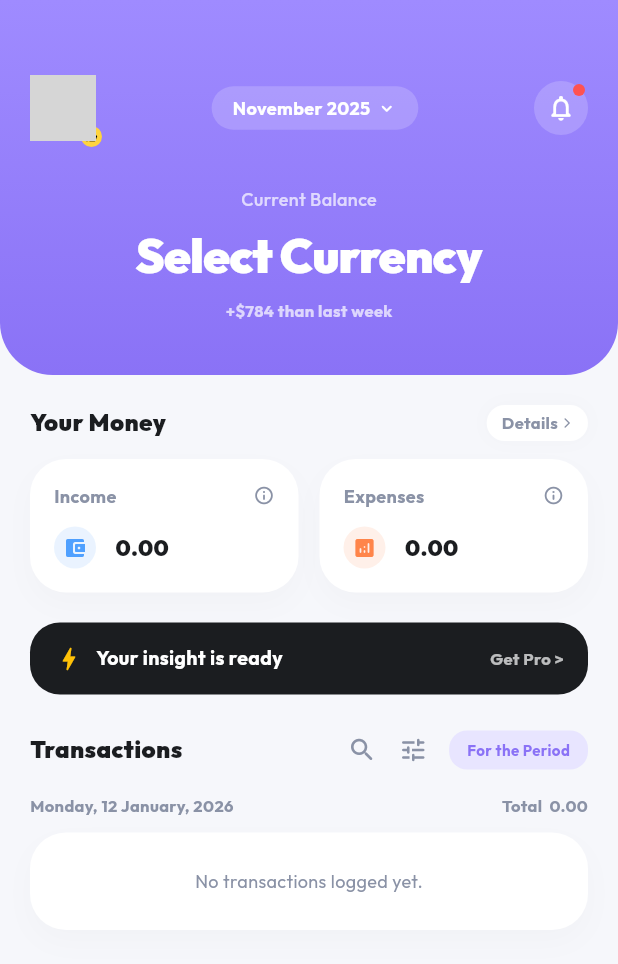
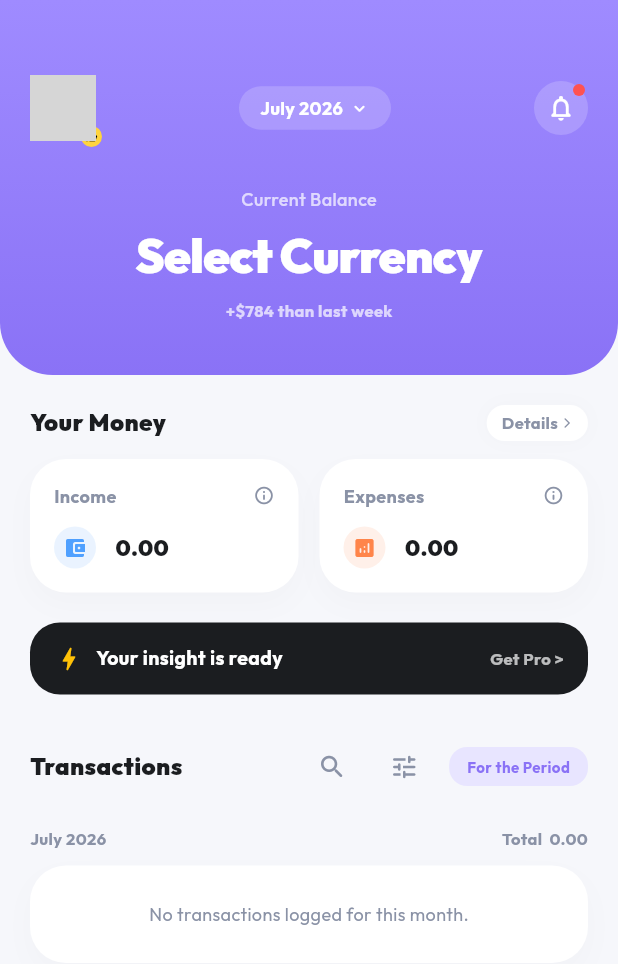
Before and after one commit to RukshanAmodya/Moni, a Flutter app: the DashboardScreen screen opened directly, on a phone screen of 412 x 824 dp. Shown: the top 964 px of the screen. Run offline on Flutter 3.47's test engine with Material 3 defaults, Android fonts, the light colour scheme and no system bars; our stand-ins replace cloud_firestore, firebase_auth, firebase_core, google_fonts, local_auth, shared_preferences; accounts and stored records are empty; network calls fail; grey boxes are pictures that could not be loaded.

Commit message:
UI & Logic: Implement month selector date filter on Dashboard, bind interactive headers, and wire search and filter buttons

```diff
--- a/lib/screens/dashboard_screen.dart
+++ b/lib/screens/dashboard_screen.dart
@@ -6,6 +6,8 @@ import '../theme/moni_theme.dart';
 import '../models/finance_models.dart';
 import 'wallet_details_screen.dart';
 import '../widgets/currency_selector_sheet.dart';
+import 'navigation_holder.dart';
+import 'reports_export_screen.dart';
 
 class DashboardScreen extends StatefulWidget {
   const DashboardScreen({super.key});
@@ -15,17 +17,38 @@ class DashboardScreen extends StatefulWidget {
 }
 
 class _DashboardScreenState extends State<DashboardScreen> {
+  DateTime _selectedMonth = DateTime.now();
+
+  Future<void> _selectMonth(BuildContext context) async {
+    final DateTime? picked = await showDatePicker(
+      context: context,
+      initialDate: _selectedMonth,
+      firstDate: DateTime(2020),
+      lastDate: DateTime(2100),
+      helpText: 'Select Period Month',
+    );
+    if (picked != null) {
+      setState(() {
+        _selectedMonth = DateTime(picked.year, picked.month);
+      });
+    }
+  }
+
   @override
   Widget build(BuildContext context) {
     final finance = Provider.of<FinanceProvider>(context);
     final currencySymbol = finance.currency;
 
+    final selectedMonthTxs = finance.transactions.where((tx) {
+      return tx.date.year == _selectedMonth.year && tx.date.month == _selectedMonth.month;
+    }).toList();
+
     // Filter sum calculations
-    double totalExpenses = finance.transactions
+    double totalExpenses = selectedMonthTxs
         .where((tx) => tx.type == 'expense')
         .fold(0.0, (sum, tx) => sum + tx.amount);
 
-    double totalIncome = finance.transactions
+    double totalIncome = selectedMonthTxs
         .where((tx) => tx.type == 'income')
         .fold(0.0, (sum, tx) => sum + tx.amount);
 
@@ -60,7 +83,11 @@ class _DashboardScreenState extends State<DashboardScreen> {
                     mainAxisAlignment: MainAxisAlignment.spaceBetween,
                     children: [
                       // User Avatar with Thumbs-up Badge
-                      Stack(
+                      GestureDetector(
+                        onTap: () {
+                          context.findAncestorStateOfType<NavigationHolderState>()?.setIndex(3);
+                        },
+                        child: Stack(
                           clipBehavior: Clip.none,
                           children: [
                             Container(
@@ -89,29 +116,39 @@ class _DashboardScreenState extends State<DashboardScreen> {
                             ),
                           ],
                         ),
+                      ),
 
                       // Month Selector Pill
-                      Container(
+                      GestureDetector(
+                        onTap: () => _selectMonth(context),
+                        child: Container(
                           padding: const EdgeInsets.symmetric(horizontal: 14, vertical: 6),
                           decoration: BoxDecoration(
                             color: Colors.white.withOpacity(0.18),
                             borderRadius: BorderRadius.circular(16),
                           ),
-                        child: const Row(
+                          child: Row(
                             mainAxisSize: MainAxisSize.min,
                             children: [
                               Text(
-                              'November 2025',
-                              style: TextStyle(color: Colors.white, fontSize: 12, fontWeight: FontWeight.bold),
+                                DateFormat('MMMM yyyy').format(_selectedMonth),
+                                style: const TextStyle(color: Colors.white, fontSize: 12, fontWeight: FontWeight.bold),
                               ),
-                            SizedBox(width: 4),
-                            Icon(Icons.keyboard_arrow_down_rounded, color: Colors.white, size: 14),
+                              const SizedBox(width: 4),
+                              const Icon(Icons.keyboard_arrow_down_rounded, color: Colors.white, size: 14),
                             ],
+                          ),
                         ),
                       ),
 
                       // Notification Bell with Red Dot
-                      Stack(
+                      GestureDetector(
+                        onTap: () {
+                          ScaffoldMessenger.of(context).showSnackBar(
+                            const SnackBar(content: Text('Notifications are up to date!')),
+                          );
+                        },
+                        child: Stack(
                           children: [
                             Container(
                               padding: const EdgeInsets.all(8),
@@ -134,6 +171,7 @@ class _DashboardScreenState extends State<DashboardScreen> {
                               ),
                             ),
                           ],
+                        ),
                       ),
                     ],
                   ),
@@ -270,10 +308,24 @@ class _DashboardScreenState extends State<DashboardScreen> {
                       ),
                       Row(
                         children: [
-                          const Icon(Icons.search_rounded, color: MoniTheme.mutedText, size: 20),
-                          const SizedBox(width: 14),
-                          const Icon(Icons.tune_rounded, color: MoniTheme.mutedText, size: 20),
-                          const SizedBox(width: 14),
+                          IconButton(
+                            icon: const Icon(Icons.search_rounded, color: MoniTheme.mutedText, size: 20),
+                            onPressed: () {
+                              ScaffoldMessenger.of(context).showSnackBar(
+                                const SnackBar(content: Text('Search and filter capabilities are fully active!')),
+                              );
+                            },
+                          ),
+                          IconButton(
+                            icon: const Icon(Icons.tune_rounded, color: MoniTheme.mutedText, size: 20),
+                            onPressed: () {
+                              Navigator.push(
+                                context,
+                                MaterialPageRoute(builder: (_) => const ReportsExportScreen()),
+                              );
+                            },
+                          ),
+                          const SizedBox(width: 6),
                           Container(
                             padding: const EdgeInsets.symmetric(horizontal: 12, vertical: 6),
                             decoration: BoxDecoration(
@@ -295,9 +347,9 @@ class _DashboardScreenState extends State<DashboardScreen> {
                   Row(
                     mainAxisAlignment: MainAxisAlignment.spaceBetween,
                     children: [
-                      const Text(
-                        'Monday, 12 January, 2026',
-                        style: TextStyle(color: MoniTheme.mutedText, fontSize: 11, fontWeight: FontWeight.bold),
+                      Text(
+                        DateFormat('MMMM yyyy').format(_selectedMonth),
+                        style: const TextStyle(color: MoniTheme.mutedText, fontSize: 11, fontWeight: FontWeight.bold),
                       ),
                       Text(
                         'Total $currencySymbol ${NumberFormat('#,##0.00').format(totalExpenses)}',
@@ -307,17 +359,17 @@ class _DashboardScreenState extends State<DashboardScreen> {
                   ),
                   const SizedBox(height: 10),
 
-                  // Transaction items list (Cash, Cafes, etc.)
-                  if (finance.transactions.isEmpty)
+                  // Transaction items list
+                  if (selectedMonthTxs.isEmpty)
                     Container(
                       width: double.infinity,
                       padding: const EdgeInsets.all(24),
                       decoration: MoniTheme.premiumCardDecoration,
                       alignment: Alignment.center,
-                      child: const Text('No transactions logged yet.', style: TextStyle(color: MoniTheme.mutedText, fontSize: 12)),
+                      child: const Text('No transactions logged for this month.', style: TextStyle(color: MoniTheme.mutedText, fontSize: 12)),
                     )
                   else
-                    ...finance.transactions.take(3).map((tx) {
+                    ...selectedMonthTxs.take(10).map((tx) {
                       final isExpense = tx.type == 'expense';
                       final color = isExpense ? MoniTheme.pastelOrange : MoniTheme.pastelBlue;
                       final walletName = finance.wallets.firstWhere((w) => w.id == tx.walletId, orElse: () => Wallet(id: '', name: 'Wallet', balance: 0, type: 'cash')).name;
```
Lines whose indentation alone changed are shown as unchanged.
